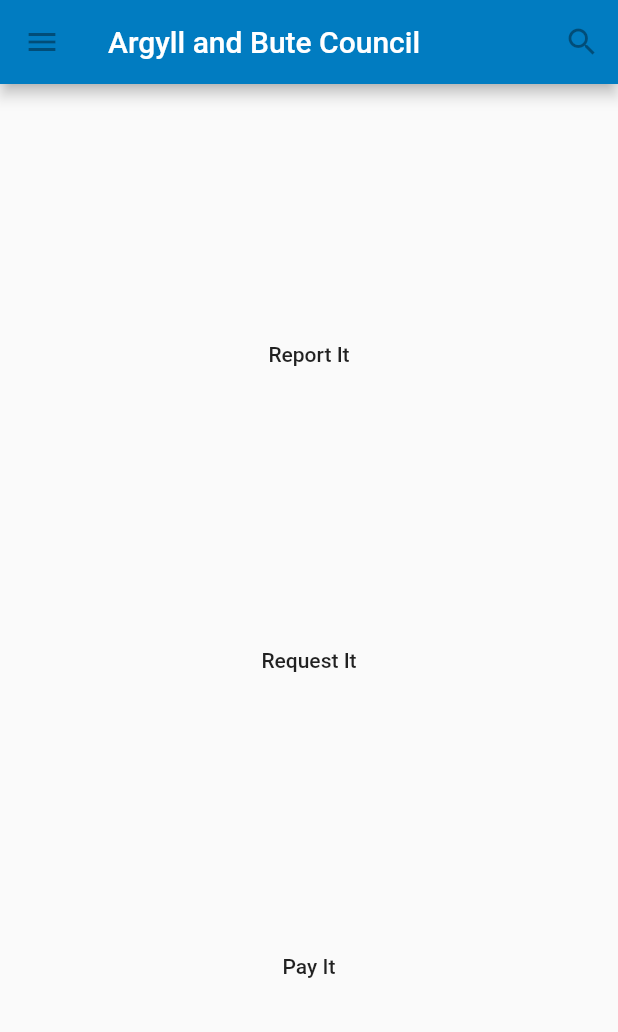
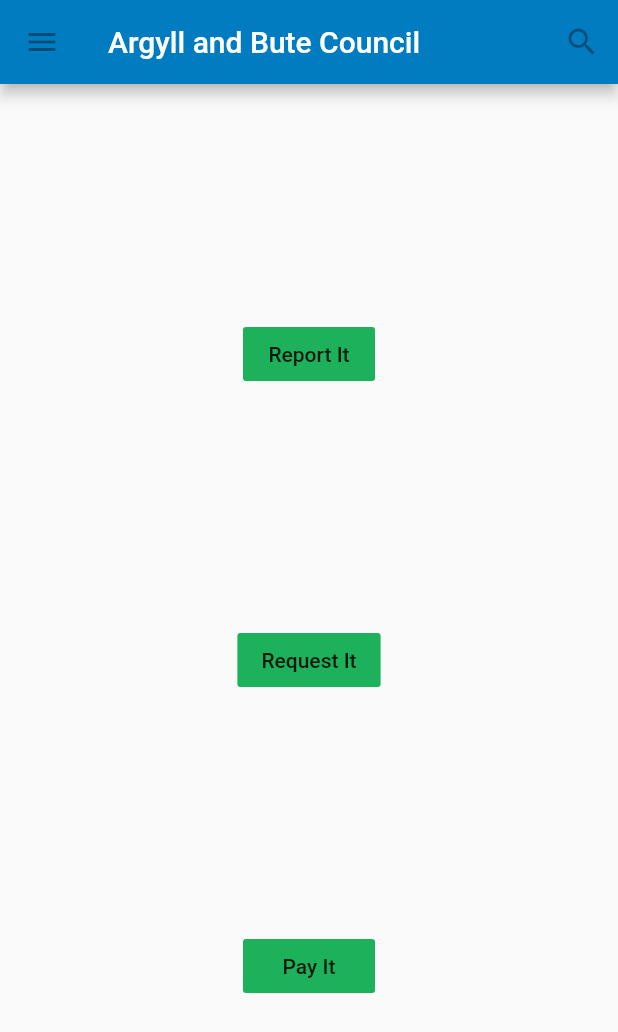
Before and after one commit to ritchiedw/abc_app_flutter, a Flutter app: the screen it shows after launch, on a phone screen of 412 x 824 dp. Shown: the top 1032 px of the screen. Run offline on Flutter 3.47's test engine with Material 2 defaults, Android fonts, the phone set to English and light mode, and no system bars.

Commit message:
some work on the UI

```diff
--- a/lib/main.dart
+++ b/lib/main.dart
@@ -1,5 +1,7 @@
+import 'package:abc_app_flutter/payment_screen.dart';
 import 'package:flutter/material.dart';
 import 'package:abc_app_flutter/main_screen.dart';
+import 'subscription_page.dart';
 
 void main() => runApp(ABCApp());
 
@@ -7,7 +9,19 @@ class ABCApp extends StatelessWidget {
   @override
   Widget build(BuildContext context) {
     return MaterialApp(
-      home: MainScreen(),
+      theme: ThemeData.light().copyWith(
+          primaryColor: Color(
+            0xff017cc1,
+          ),
+          accentColor: Color(
+            0xff01db15b,
+          )),
+      initialRoute: "home",
+      routes: {
+        "home": (context) => MainScreen(),
+        "paymentScreen": (context) => PaymentScreen(),
+        "subscriptionPage": (context) => SubscriptionPage(),
+      },
     );
   }
 }
--- a/lib/main_screen.dart
+++ b/lib/main_screen.dart
@@ -31,16 +31,22 @@ class MainScreen extends StatelessWidget {
               onPressed: () {
                 print("Report It");
               },
+              color: Color(0xff1db15b),
             ),
             FlatButton(
               child: Text("Request It"),
               onPressed: () {
                 print("Request It");
               },
+              color: Color(0xff1db15b),
             ),
             FlatButton(
               child: Text("Pay It"),
-              onPressed: () {},
+              onPressed: () {
+                print("Pay It");
+                Navigator.pushNamed(context, "paymentScreen");
+              },
+              color: Color(0xff1db15b),
             ),
           ],
         ),
@@ -62,10 +68,9 @@ class MainScreen extends StatelessWidget {
             ListTile(
               title: Text('Item 1'),
               onTap: () {
-                // Update the state of the app
-                // ...
-                // Then close the drawer
+                print("onTap Item 1");
                 Navigator.pop(context);
+                Navigator.pushNamed(context, "subscriptionPage");
               },
             ),
             ListTile(
```
Also changed, not shown: lib/payment_screen.dart (added, +33 -0 lines), lib/subscription_page.dart (added, +29 -0 lines), 1 other file.
